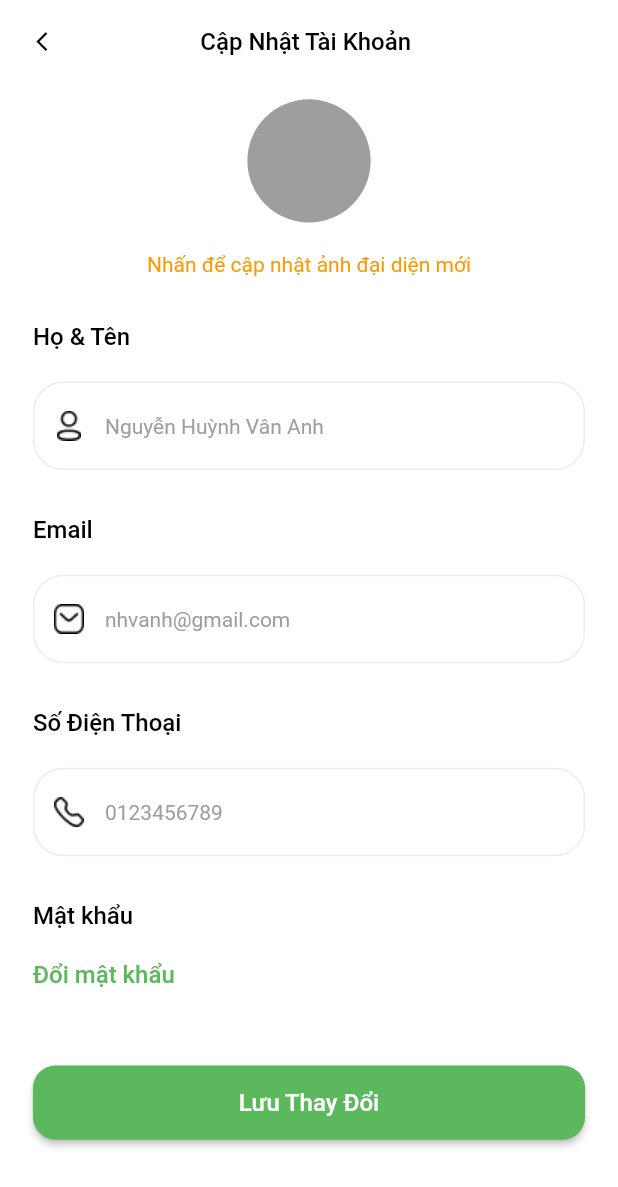
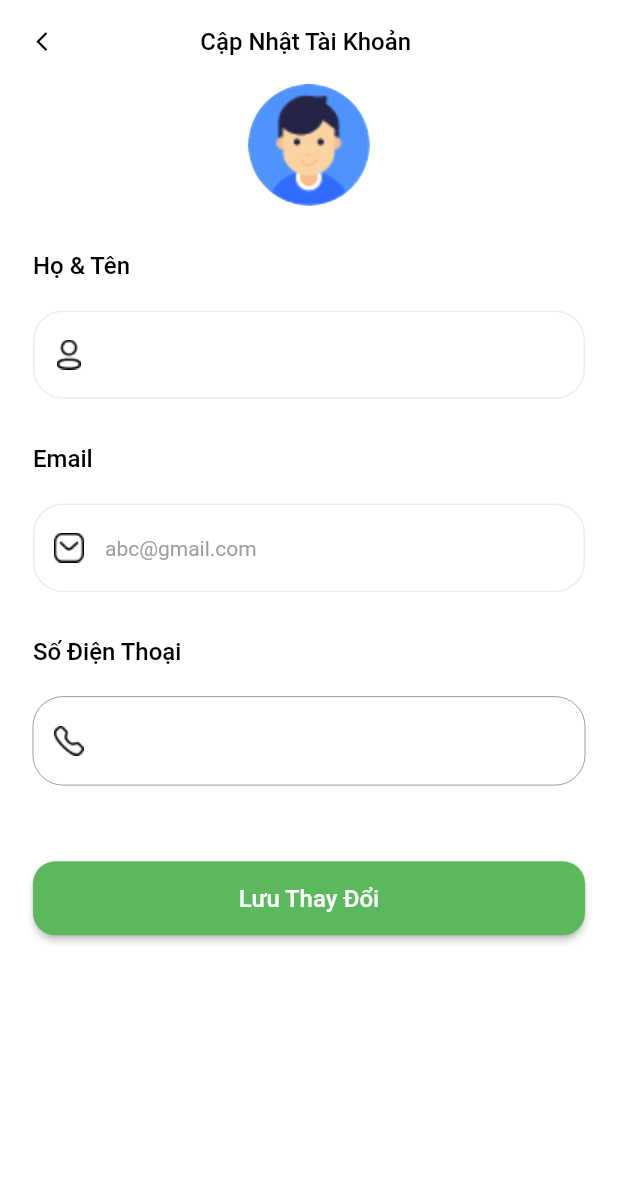
Before and after one commit to VincentLau9/me_car_garage, a Flutter app: the screen it shows after launch, after a tap on "Đăng nhập", after a tap on "Tài khoản", after a tap on "Sửa", on a phone screen of 412 x 824 dp. Shown: the top 1187 px of the screen. Run offline on Flutter 3.47's test engine with Material 2 defaults, Android fonts, the phone set to English and light mode, and no system bars; our stand-ins replace cached_network_image, easy_date_timeline, firebase_core, firebase_messaging, flutter_svg, get and 2 more; missing offline and left inert: qr_code_scanner; accounts and stored records are empty; network calls fail; Roboto replaces fonts that are missing (Roboto-Bold); statements that could not run were skipped.

Commit message:
update code

```diff
--- a/lib/app/modules/booking-detail-service/views/booking_detail_service_view.dart
+++ b/lib/app/modules/booking-detail-service/views/booking_detail_service_view.dart
@@ -196,7 +196,7 @@ class BookingDetailServiceView
                           Obx(() => controller.bookingOverallDetail.value.mechanicServiceStatusForStaffDtos!.isEmpty?Text("Đơn hàng chưa được phân bổ cho thợ")
                           :
                           Container(
-                              height: UtilsReponsive.height(context, 100),
+                              height: UtilsReponsive.height(context, 120),
                               width: double.infinity,
                               child: ListView.separated(
                                 shrinkWrap: true,
--- a/lib/app/modules/home/views/home_view.dart
+++ b/lib/app/modules/home/views/home_view.dart
@@ -138,11 +138,7 @@ class HomeView extends BaseView<HomeController> {
                     style: TextStyleConstant.black22RobotoBold,
                   ),
                   const Spacer(),
-                  Icon(
-                    Icons.settings,
-                    color: Colors.black,
-                    size: UtilsReponsive.height(context, 30),
-                  ),
+                  SizedBox()
                 ],
               ),
             ),
@@ -278,8 +274,8 @@ class HomeView extends BaseView<HomeController> {
               ),
             ),
             GestureDetector(
-              onTap: () async{
-           await     Get.find<StartAppController>().logout();
+              onTap: () async {
+                await Get.find<StartAppController>().logout();
               },
               child: Container(
                 margin: UtilsReponsive.paddingOnly(context,
--- a/lib/app/modules/personal-information/views/personal_information_view.dart
+++ b/lib/app/modules/personal-information/views/personal_information_view.dart
@@ -1,10 +1,12 @@
 import 'package:flutter/material.dart';
-
+import 'package:get/get.dart';
 import 'package:me_car_garage/app/base/base_view.dart';
+import 'package:me_car_garage/app/modules/start_app/controllers/start_app_controller.dart';
 import 'package:me_car_garage/app/resources/assets_manager.dart';
 import 'package:me_car_garage/app/resources/color_manager.dart';
 import 'package:me_car_garage/app/resources/reponsive_utils.dart';
 import 'package:me_car_garage/app/resources/text_style.dart';
+
 import '../controllers/personal_information_controller.dart';
 
 class PersonalInformationView extends BaseView<PersonalInformationController> {
@@ -34,9 +36,7 @@ class PersonalInformationView extends BaseView<PersonalInformationController> {
               )),
         ),
       ),
-      body:
-
-       Material(
+      body: Material(
         child: Container(
           width: UtilsReponsive.width(context, 375),
           height: UtilsReponsive.height(context, 812),
@@ -47,28 +47,13 @@ class PersonalInformationView extends BaseView<PersonalInformationController> {
               mainAxisAlignment: MainAxisAlignment.start,
               crossAxisAlignment: CrossAxisAlignment.start,
               children: [
-                controller.isLoading.value == true?SizedBox():SizedBox(),
-                Container(
-                  width: UtilsReponsive.width(context, 375),
-                  alignment: Alignment.center,
-                  child: Container(
-                    width: UtilsReponsive.width(context, 81),
-                    height: UtilsReponsive.height(context, 81),
-                    margin: UtilsReponsive.paddingOnly(context, top: 10),
-                    decoration: BoxDecoration(
-                      shape: BoxShape.circle,
-                      color: Colors.grey,
-                    ),
-                  ),
-                ),
-                Container(
-                    margin: UtilsReponsive.paddingOnly(context, top: 20),
-                    width: UtilsReponsive.width(context, 375),
-                    alignment: Alignment.center,
-                    child: Text(
-                      "Nhấn để cập nhật ảnh đại diện mới",
-                      style: TextStyleConstant.orange14Roboto,
-                    )),
+                controller.isLoading.value == true ? SizedBox() : SizedBox(),
+                Center(
+                    child: ClipOval(
+                        child: Image.asset('assets/images/user1.png',
+                            fit: BoxFit.fill,
+                            height: UtilsReponsive.height(context, 80),
+                            width: UtilsReponsive.height(context, 80)))),
                 Padding(
                   padding:
                       UtilsReponsive.paddingOnly(context, top: 30, left: 20),
@@ -81,14 +66,17 @@ class PersonalInformationView extends BaseView<PersonalInformationController> {
                   padding: UtilsReponsive.paddingOnly(context,
                       top: 20, right: 20, left: 20),
                   child: TextFormField(
+                    onChanged: (value) {
+                      controller.setNameData(value);
+                    },
                     textInputAction: TextInputAction.done,
                     style: TextStyleConstant.black16Roboto,
                     cursorColor: ColorsManager.primary,
                     controller: null,
                     keyboardType: TextInputType.text,
-                    validator: (value) {},
+                    initialValue:
+                        Get.find<StartAppController>().name.toString(),
                     decoration: InputDecoration(
-                      hintText: "Nguyễn Huỳnh Vân Anh",
                       hintStyle: TextStyleConstant.grey14Roboto,
                       border: OutlineInputBorder(
                         borderSide: BorderSide(
@@ -126,15 +114,22 @@ class PersonalInformationView extends BaseView<PersonalInformationController> {
                 Padding(
                     padding: UtilsReponsive.paddingOnly(context,
                         top: 20, right: 20, left: 20),
-                  child: TextFormField(
+                    child: Obx(
+                      () => TextFormField(
+                        initialValue:   Get.find<StartAppController>().email.value.isEmpty?"":  Get.find<StartAppController>().email.value,
                         textInputAction: TextInputAction.done,
                         style: TextStyleConstant.black16Roboto,
                         cursorColor: ColorsManager.primary,
                         controller: null,
                         keyboardType: TextInputType.emailAddress,
-                    validator: (value) {},
+                        onChanged: (value) {
+                          controller.setEmailData(value);
+                        },
                         decoration: InputDecoration(
-                      hintText: "nhvanh@gmail.com",
+                          errorText: controller.error.value.isNotEmpty
+                              ? controller.error.value
+                              : null,
+                          hintText: "abc@gmail.com",
                           hintStyle: TextStyleConstant.grey14Roboto,
                           border: OutlineInputBorder(
                             borderSide: BorderSide(
@@ -160,7 +155,7 @@ class PersonalInformationView extends BaseView<PersonalInformationController> {
                           ),
                         ),
                       ),
-                ),
+                    )),
                 Padding(
                   padding:
                       UtilsReponsive.paddingOnly(context, top: 30, left: 20),
@@ -173,15 +168,19 @@ class PersonalInformationView extends BaseView<PersonalInformationController> {
                   padding: UtilsReponsive.paddingOnly(context,
                       top: 20, right: 20, left: 20),
                   child: TextFormField(
+                    initialValue:
+                        Get.find<StartAppController>().numberPhone.toString(),
+                    enabled: false,
                     textInputAction: TextInputAction.done,
                     style: TextStyleConstant.black16Roboto,
                     cursorColor: ColorsManager.primary,
                     controller: null,
                     keyboardType: TextInputType.phone,
-                    validator: (value) {},
+                    // validator: (value) {},
                     decoration: InputDecoration(
-                      hintText: "0123456789",
-                      hintStyle: TextStyleConstant.grey14Roboto,
+                      // hintText:
+
+                      // hintStyle: TextStyleConstant.grey14Roboto,
                       border: OutlineInputBorder(
                         borderSide: BorderSide(
                             color: Colors.grey.withOpacity(0.2), width: 1),
@@ -207,31 +206,32 @@ class PersonalInformationView extends BaseView<PersonalInformationController> {
                     ),
                   ),
                 ),
+                // Padding(
+                //   padding:
+                //       UtilsReponsive.paddingOnly(context, top: 30, left: 20),
+                //   child: Text(
+                //     "Mật khẩu",
+                //     style: TextStyleConstant.black16RobotoBold,
+                //   ),
+                // ),
+                // Padding(
+                //   padding:
+                //       UtilsReponsive.paddingOnly(context, top: 20, left: 20),
+                //   child: Text(
+                //     "Đổi mật khẩu",
+                //     style: TextStyleConstant.primary16RobotoBold,
+                //   ),
+                // ),
                 Padding(
-                  padding:
-                      UtilsReponsive.paddingOnly(context, top: 30, left: 20),
-                  child: Text(
-                    "Mật khẩu",
-                    style: TextStyleConstant.black16RobotoBold,
-                  ),
-                ),
-                Padding(
-                  padding:
-                      UtilsReponsive.paddingOnly(context, top: 20, left: 20),
-                  child: Text(
-                    "Đổi mật khẩu",
-                    style: TextStyleConstant.primary16RobotoBold,
-                  ),
-                ),
-                Padding(
-                  padding:
-                    UtilsReponsive.paddingOnly(context, top: 50, left: 20,right: 20, bottom: 50),
+                  padding: UtilsReponsive.paddingOnly(context,
+                      top: 50, left: 20, right: 20, bottom: 50),
                   child: ElevatedButton(
                     style: ElevatedButton.styleFrom(
                       backgroundColor: ColorsManager.primary,
                       shape: RoundedRectangleBorder(
                           borderRadius: BorderRadius.circular(15)),
-                      padding: UtilsReponsive.paddingOnly(context, top: 15,bottom: 15),
+                      padding: UtilsReponsive.paddingOnly(context,
+                          top: 15, bottom: 15),
                     ),
 
                     // ignore: sort_child_properties_last
@@ -243,7 +243,9 @@ class PersonalInformationView extends BaseView<PersonalInformationController> {
                         style: TextStyleConstant.white16Roboto,
                       ),
                     ),
-                    onPressed: () {},
+                    onPressed: () async{
+                   await   controller.updateInfomation();
+                    },
                   ),
                 ),
               ],
--- a/lib/app/modules/start_app/controllers/start_app_controller.dart
+++ b/lib/app/modules/start_app/controllers/start_app_controller.dart
@@ -1,6 +1,7 @@
 import 'dart:convert';
 import 'dart:developer';
 
+import 'package:firebase_messaging/firebase_messaging.dart';
 import 'package:flutter/material.dart';
 import 'package:get/get.dart';
 import 'package:me_car_garage/app/api/user_api.dart';
@@ -17,6 +18,8 @@ class StartAppController extends BaseController {
   Rx<String> numberPhone = ''.obs;
   Rx<int> idGarage = 0.obs;
   Rx<int> userId = 0.obs;
+  Rx<String> email = ''.obs;
+  final FirebaseMessaging _firebaseMessaging = FirebaseMessaging.instance;
 
   // Rx<UserModel> userModelT = UserModel().obs;
   @override
@@ -26,11 +29,20 @@ class StartAppController extends BaseController {
       Duration(seconds: 3),
     );
     await refeshToken();
+    _firebaseMessaging.requestPermission();
+    String? deviceToken = await _firebaseMessaging.getToken();
+    print('Device Token: $deviceToken');
+
     // userModelT.value = await getLoginModel();
   }
 
   @override
-  void onReady() {
+  Future<void> onReady() async {
+    // await _firebaseMessaging.subscribeToTopic('topic_name');
+    // await _firebaseMessaging.sendMessage(
+    //     to: 'dTOwlSztSAqoL4WrlBF3v1:APA91bFbG-drb3BsHREHXRuGSZ84WGIx4BNm1JVV6OX4jZlpgwTtgun0-Bzz4eOYRw2TZ3_jkvJ8k11gCAtcv4HrrMzrj9q2N1ZV9LT0HcTvYL3q2FTlCRRzyDROK_1OzOd51B755Rlk',
+    //     data: {"title": "DATA"},
+    //     collapseKey: "HEHE");
     super.onReady();
   }
 
@@ -55,7 +67,8 @@ class StartAppController extends BaseController {
         String refeshToken = data["refreshToken"];
         name(data["userFullName"] ?? "");
         numberPhone(data["userPhone"] ?? "");
-        userId(data["userId"]??0);
+        userId(data["userId"] ?? 0);
+        email(data["userEmail"]??"");
         log(data["userFullName"]);
         await DatabaseLocal.instance.saveRefeshToken(refeshToken);
 
@@ -70,4 +83,20 @@ class StartAppController extends BaseController {
     await DatabaseLocal.instance.removeJwtToken();
     Get.offAllNamed(Routes.SIGN_IN);
   }
+
+  sendNotify()async{
+    //  final message =<String,dynamic> {
+    //   'notification': {
+    //     'title': 'Notification Title',
+    //     'body': 'Notification Body'
+    //   },
+    //   'to': 'dTOwlSztSAqoL4WrlBF3v1:APA91bFbG-drb3BsHREHXRuGSZ84WGIx4BNm1JVV6OX4jZlpgwTtgun0-Bzz4eOYRw2TZ3_jkvJ8k11gCAtcv4HrrMzrj9q2N1ZV9LT0HcTvYL3q2FTlCRRzyDROK_1OzOd51B755Rlk'
+    // };
+
+    // final response = await _firebaseMessaging.sendMessage(
+    //   to:
+    //   'dTOwlSztSAqoL4WrlBF3v1:APA91bFbG-drb3BsHREHXRuGSZ84WGIx4BNm1JVV6OX4jZlpgwTtgun0-Bzz4eOYRw2TZ3_jkvJ8k11gCAtcv4HrrMzrj9q2N1ZV9LT0HcTvYL3q2FTlCRRzyDROK_1OzOd51B755Rlk',
+    //   data:   message,
+    // );
+  }
 }
--- a/lib/app/resources/base_link.dart
+++ b/lib/app/resources/base_link.dart
@@ -1,4 +1,5 @@
 class BaseLink {
+  static const updateInfo =domain+ 'api/user/update-user';
   static const domain = 'https://carserviceappservice.azurewebsites.net/';
   static const login = domain + 'api/authentication/login';
   static const LOADING_BOOKING_DETAIL = domain + 'api/booking/detail-booking-for-staff/';
--- a/pubspec.yaml
+++ b/pubspec.yaml
@@ -18,6 +18,9 @@ dependencies:
   cached_network_image: ^3.2.3
   url_launcher:
   quickalert:
+  firebase_core: ^2.15.1
+  firebase_messaging:
+  flutter_local_notifications: ^13.0.0
   flutter:
     sdk: flutter
   flutter_localizations:
```
Also changed, not shown: lib/app/api/booking_api.dart (+11 -9 lines), lib/app/api/user_api.dart (+28 -0 lines), lib/app/modules/personal-information/controllers/personal_information_controller.dart (+76 -2 lines), lib/firebase_options.dart (added), pubspec.lock, 10 other files. Lines whose indentation alone changed are shown as unchanged.
